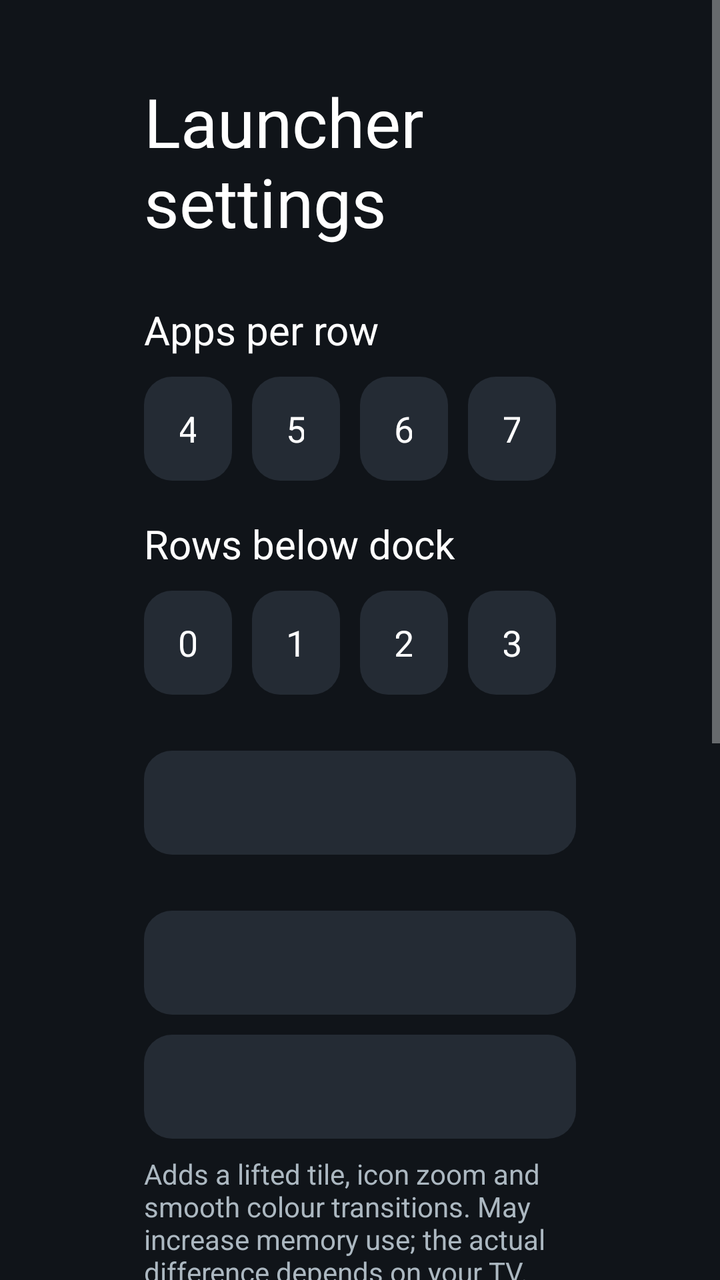
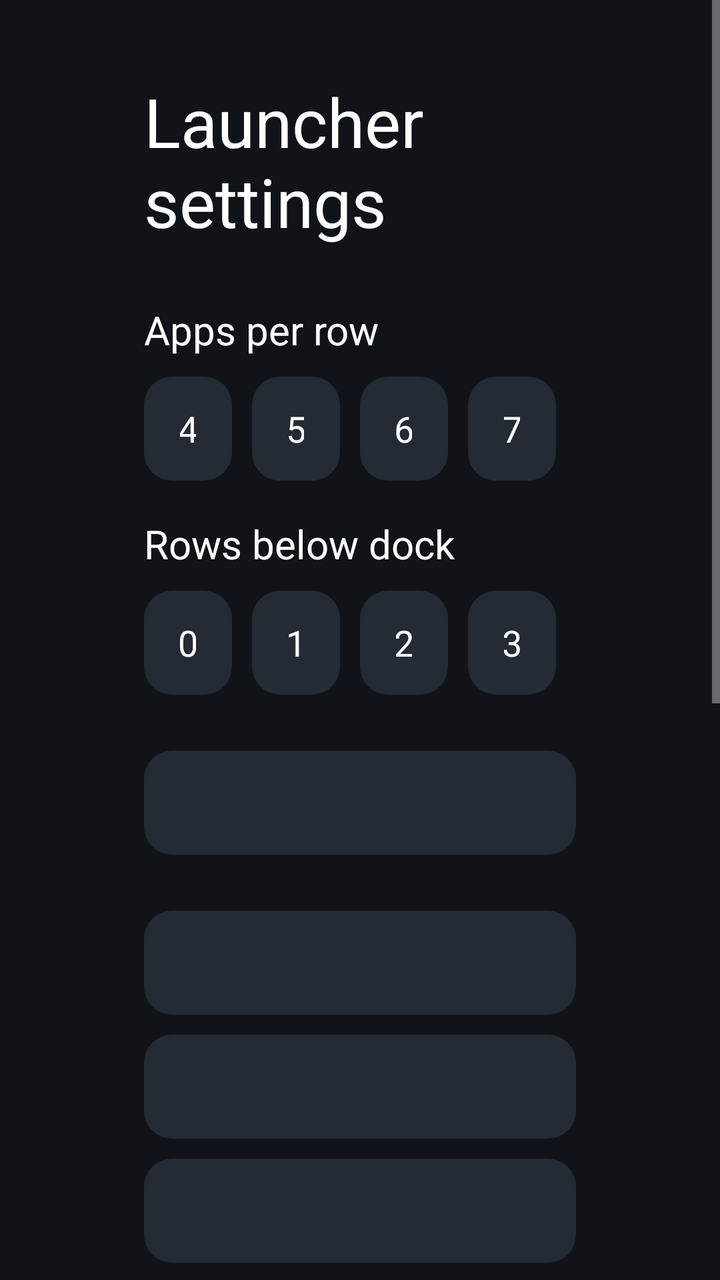

Compare the two renders of this Android layout. The source of the first and the diff that turns it into the second are given below.
<!-- AndroidManifest.xml: application theme Theme.TvHome -->
<!-- res/layout/activity_launcher_settings.xml -->
<?xml version="1.0" encoding="utf-8"?>
<ScrollView xmlns:android="http://schemas.android.com/apk/res/android"
    android:layout_width="match_parent"
    android:layout_height="match_parent"
    android:background="#FF101419"
    android:fillViewport="true">

    <LinearLayout
        android:layout_width="match_parent"
        android:layout_height="wrap_content"
        android:orientation="vertical"
        android:paddingStart="72dp"
        android:paddingEnd="72dp"
        android:paddingTop="38dp"
        android:paddingBottom="38dp">

        <TextView
            android:layout_width="match_parent"
            android:layout_height="wrap_content"
            android:text="@string/launcher_settings"
            android:textColor="#FFFFFFFF"
            android:textSize="34sp" />

        <TextView
            android:layout_width="match_parent"
            android:layout_height="wrap_content"
            android:layout_marginTop="28dp"
            android:text="@string/columns_label"
            android:textColor="#FFFFFFFF"
            android:textSize="20sp" />

        <LinearLayout
            android:layout_width="match_parent"
            android:layout_height="wrap_content"
            android:layout_marginTop="10dp"
            android:orientation="horizontal">

            <TextView android:id="@+id/columns4" style="@style/SettingsColumnChoice" android:text="4" />
            <TextView android:id="@+id/columns5" style="@style/SettingsColumnChoice" android:text="5" />
            <TextView android:id="@+id/columns6" style="@style/SettingsColumnChoice" android:text="6" />
            <TextView android:id="@+id/columns7" style="@style/SettingsColumnChoice" android:text="7" />
        </LinearLayout>

        <TextView
            android:layout_width="match_parent"
            android:layout_height="wrap_content"
            android:layout_marginTop="18dp"
            android:text="@string/rows_below_dock_label"
            android:textColor="#FFFFFFFF"
            android:textSize="20sp" />

        <LinearLayout
            android:layout_width="match_parent"
            android:layout_height="wrap_content"
            android:layout_marginTop="10dp"
            android:orientation="horizontal">

            <TextView android:id="@+id/rows0" style="@style/SettingsColumnChoice" android:text="0" />
            <TextView android:id="@+id/rows1" style="@style/SettingsColumnChoice" android:text="1" />
            <TextView android:id="@+id/rows2" style="@style/SettingsColumnChoice" android:text="2" />
            <TextView android:id="@+id/rows3" style="@style/SettingsColumnChoice" android:text="3" />
        </LinearLayout>

        <TextView
            android:id="@+id/wallpaperChoice"
            style="@style/SettingsRow"
            android:layout_marginTop="28dp" />

        <TextView
            android:id="@+id/animationsChoice"
            style="@style/SettingsRow"
            android:layout_marginTop="28dp" />

        <TextView
            android:id="@+id/advancedChoice"
            style="@style/SettingsRow"
            android:layout_marginTop="10dp" />

        <TextView
            android:layout_width="match_parent"
            android:layout_height="wrap_content"
            android:layout_marginTop="8dp"
            android:text="@string/advanced_effects_warning"
            android:textColor="#FFACB8C1"
            android:textSize="14sp" />

        <TextView
            android:id="@+id/followThemeChoice"
            style="@style/SettingsRow"
            android:layout_marginTop="18dp"
            android:text="@string/follow_theme" />

        <TextView
            android:layout_width="match_parent"
            android:layout_height="wrap_content"
            android:layout_marginTop="7dp"
            android:text="@string/follow_theme_hint"
            android:textColor="#FFACB8C1"
            android:textSize="14sp" />

        <TextView
            android:id="@+id/defaultHomeChoice"
            style="@style/SettingsRow"
            android:layout_marginTop="28dp"
            android:text="@string/home_settings" />

        <TextView
            android:layout_width="match_parent"
            android:layout_height="wrap_content"
            android:layout_marginTop="7dp"
            android:text="@string/home_settings_help"
            android:textColor="#FFACB8C1"
            android:textSize="14sp" />

        <TextView
            android:id="@+id/tvSettingsChoice"
            style="@style/SettingsRow"
            android:layout_marginTop="18dp"
            android:text="@string/tv_settings" />
    </LinearLayout>
</ScrollView>
<!-- resources referenced by this layout -->
<resources>
  <string name="advanced_effects_warning">Adds a lifted tile, icon zoom and smooth colour transitions. May increase memory use; the actual difference depends on your TV.</string>
  <string name="columns_label">Apps per row</string>
  <string name="follow_theme">Follow theme (reset on-TV choices)</string>
  <string name="follow_theme_hint">Uses the current theme or built-in layout and motion settings. Pushing or resetting a theme also clears your on-TV choices.</string>
  <string name="home_settings">Choose default home</string>
  <string name="home_settings_help">Select your original home to stop using CleanYourTV as Home, or CleanYourTV to switch back. The original launcher must be enabled and your TV must provide a home picker; use the restore script first if it was disabled.</string>
  <string name="launcher_settings">Launcher settings</string>
  <string name="rows_below_dock_label">Rows below dock</string>
  <string name="tv_settings">TV system settings</string>
  <style name="SettingsColumnChoice" parent="SettingsRow">
          <item name="android:layout_width">0dp</item>
          <item name="android:layout_weight">1</item>
          <item name="android:layout_marginEnd">10dp</item>
          <item name="android:gravity">center</item>
      </style>
  <style name="SettingsRow">
          <item name="android:layout_width">match_parent</item>
          <item name="android:layout_height">52dp</item>
          <item name="android:gravity">center_vertical</item>
          <item name="android:paddingStart">18dp</item>
          <item name="android:paddingEnd">18dp</item>
          <item name="android:background">@drawable/settings_choice_bg</item>
          <item name="android:textColor">#FFFFFFFF</item>
          <item name="android:textSize">18sp</item>
          <item name="android:focusable">true</item>
          <item name="android:clickable">true</item>
      </style>
  <style name="Theme.TvHome" parent="android:Theme.Material.NoActionBar.Fullscreen">
          <item name="android:windowBackground">@android:color/black</item>
          <item name="android:colorBackground">@android:color/black</item>
          <item name="android:windowAnimationStyle">@null</item>
      </style>
  <!-- drawable settings_choice_bg (drawable) -->
  <?xml version="1.0" encoding="utf-8"?>
  <selector xmlns:android="http://schemas.android.com/apk/res/android">
      <item android:state_focused="true">
          <shape android:shape="rectangle">
              <solid android:color="#5574A987" />
              <corners android:radius="14dp" />
              <stroke android:width="2dp" android:color="#FFB9E7C7" />
          </shape>
      </item>
      <item android:state_selected="true">
          <shape android:shape="rectangle">
              <solid android:color="#334DAE6D" />
              <corners android:radius="14dp" />
              <stroke android:width="1dp" android:color="#FF4DAE6D" />
          </shape>
      </item>
      <item>
          <shape android:shape="rectangle">
              <solid android:color="#FF242B34" />
              <corners android:radius="14dp" />
          </shape>
      </item>
  </selector>
</resources>

<!-- the commit's change to res/layout/activity_launcher_settings.xml (unified diff, before → after) -->
@@ -72,6 +72,11 @@
             android:layout_marginTop="28dp" />
 
         <TextView
+            android:id="@+id/motionChoice"
+            style="@style/SettingsRow"
+            android:layout_marginTop="10dp" />
+
+        <TextView
             android:id="@+id/advancedChoice"
             style="@style/SettingsRow"
             android:layout_marginTop="10dp" />
<!-- resource entries referenced after the edit -->
@@ -27,7 +27,7 @@
           <item name="android:focusable">true</item>
           <item name="android:clickable">true</item>
       </style>
-  <style name="Theme.TvHome" parent="android:Theme.Material.NoActionBar.Fullscreen">
+  <style name="Theme.TvHome" parent="android:Theme.Holo.NoActionBar.Fullscreen">
           <item name="android:windowBackground">@android:color/black</item>
           <item name="android:colorBackground">@android:color/black</item>
           <item name="android:windowAnimationStyle">@null</item>
